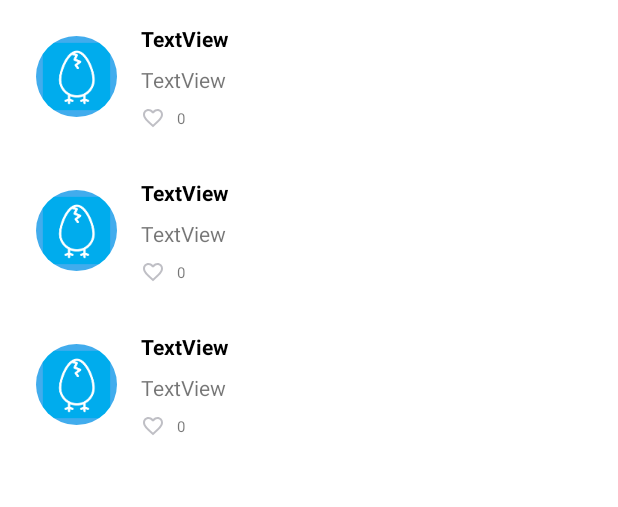
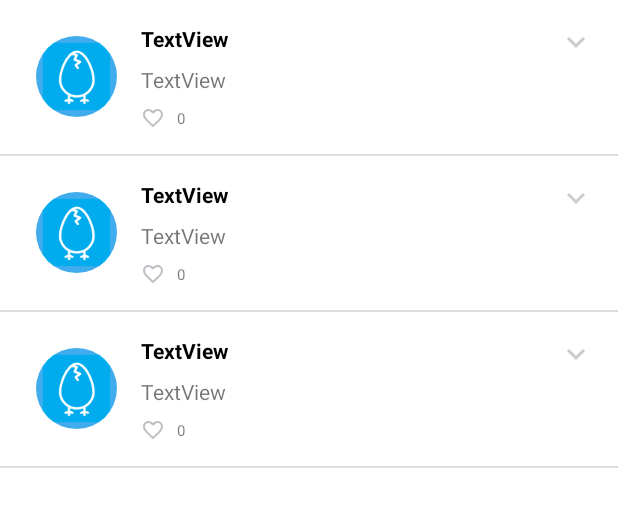
Before and after one commit to ssaczkowski/MiniTwitter, an Android app: the layout fragment_tweet_f_listragment_list.xml on its own in the app's theme, with its tools: preview values and no code run, on a phone screen of 412 x 824 dp. Shown: the top 507 px of the screen. Run offline under Robolectric (Android 15) with nearby library versions, the phone set to English and light mode, and no system bars; network calls fail.

Commit message:
feature: delete tweet

```diff
--- a/app/src/main/java/com/ssaczkowski/minitwitter/common/Constant.java
+++ b/app/src/main/java/com/ssaczkowski/minitwitter/common/Constant.java
@@ -17,6 +17,5 @@ public class Constant {
     public static final String TWEET_LIST_TYPE = "TWEET_LIST_TYPE";
     public static final int TWEET_LIST_ALL = 1;
     public static final int TWEET_LIST_FAVS = 2;
-
-
+    public static final String ARG_TWEET_ID = "TWEET_ID";
 }
--- /dev/null
+++ b/app/src/main/res/drawable/ic_baseline_keyboard_arrow_down_24.xml
@@ -0,0 +1,5 @@
+<vector android:height="24dp" android:tint="#CCCCCC"
+    android:viewportHeight="24" android:viewportWidth="24"
+    android:width="24dp" xmlns:android="http://schemas.android.com/apk/res/android">
+    <path android:fillColor="@android:color/white" android:pathData="M7.41,8.59L12,13.17l4.59,-4.58L18,10l-6,6 -6,-6 1.41,-1.41z"/>
+</vector>
--- a/app/src/main/res/layout/fragment_tweet_f_listragment.xml
+++ b/app/src/main/res/layout/fragment_tweet_f_listragment.xml
@@ -5,12 +5,14 @@
     android:layout_width="match_parent"
     android:layout_height="wrap_content"
     android:orientation="horizontal"
-    android:padding="16dp">
+    android:padding="0dp">
 
     <de.hdodenhof.circleimageview.CircleImageView
         android:id="@+id/imageViewAvatar"
         android:layout_width="70dp"
         android:layout_height="70dp"
+        android:layout_marginStart="16dp"
+        android:layout_marginTop="16dp"
         android:padding="8dp"
         app:layout_constraintStart_toStartOf="parent"
         app:layout_constraintTop_toTopOf="parent"
@@ -33,6 +35,7 @@
         android:layout_width="0dp"
         android:layout_height="wrap_content"
         android:layout_marginTop="8dp"
+        android:layout_marginEnd="16dp"
         android:text="TextView"
         app:layout_constraintEnd_toEndOf="parent"
         app:layout_constraintStart_toStartOf="@+id/textViewUsername"
@@ -57,4 +60,24 @@
         app:layout_constraintBottom_toBottomOf="@+id/imageViewLike"
         app:layout_constraintStart_toEndOf="@+id/imageViewLike"
         app:layout_constraintTop_toTopOf="@+id/imageViewLike" />
+
+    <ImageView
+        android:id="@+id/imageViewShowMenu"
+        android:layout_width="wrap_content"
+        android:layout_height="wrap_content"
+        android:layout_marginEnd="16dp"
+        app:layout_constraintEnd_toEndOf="parent"
+        app:layout_constraintTop_toTopOf="@+id/textViewUsername"
+        app:srcCompat="@drawable/ic_baseline_keyboard_arrow_down_24" />
+
+    <View
+        android:id="@+id/divider"
+        android:layout_width="match_parent"
+        android:layout_height="1dp"
+        android:layout_marginTop="16dp"
+        android:background="#DDDDDD"
+        app:layout_constraintBottom_toBottomOf="parent"
+        app:layout_constraintEnd_toEndOf="parent"
+        app:layout_constraintStart_toStartOf="parent"
+        app:layout_constraintTop_toBottomOf="@+id/imageViewLike" />
 </androidx.constraintlayout.widget.ConstraintLayout>
```
Also changed, not shown: app/src/main/java/com/ssaczkowski/minitwitter/data/TweetViewModel.java (+9 -0 lines), app/src/main/java/com/ssaczkowski/minitwitter/ui/BottomModalTweetFragment.java (added, +75 -0 lines), app/src/main/java/com/ssaczkowski/minitwitter/ui/MyTweetRecyclerViewAdapter.java (+14 -0 lines), app/src/main/res/drawable/ic_baseline_delete_forever_24.xml (added, +10 -0 lines), app/src/main/res/layout/bottom_modal_tweet_fragment.xml (added, +23 -0 lines), app/src/main/res/menu/navigation_view_dialog_tweet.xml (added, +8 -0 lines).
